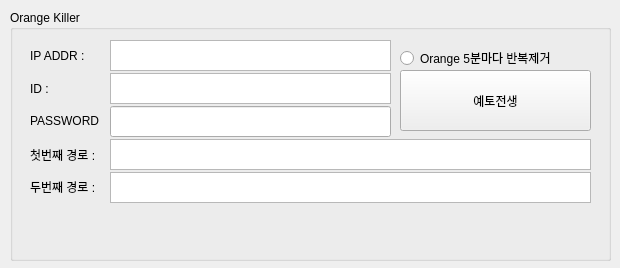
The window that frmMain_Test.ui (xzawed/DEV_PYTHON_CS) describes before a commit, drawn with Qt 5.
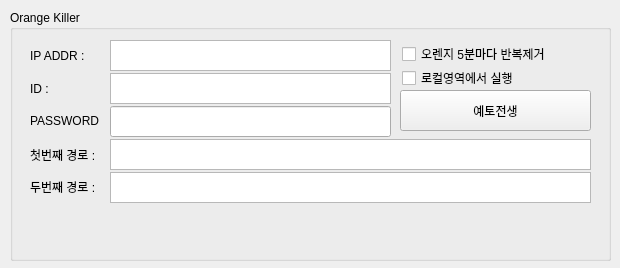
The same window after the commit. Icons and pictures are not drawn.

Patch:
```diff
--- a/frmMain_Test.ui
+++ b/frmMain_Test.ui
@@ -154,28 +154,15 @@
     <property name="geometry">
      <rect>
       <x>390</x>
-      <y>60</y>
+      <y>80</y>
       <width>191</width>
-      <height>61</height>
+      <height>41</height>
      </rect>
     </property>
     <property name="text">
      <string>예토전생</string>
     </property>
    </widget>
-   <widget class="QRadioButton" name="rdbRepeat">
-    <property name="geometry">
-     <rect>
-      <x>390</x>
-      <y>40</y>
-      <width>161</width>
-      <height>16</height>
-     </rect>
-    </property>
-    <property name="text">
-     <string>Orange 5분마다 반복제거</string>
-    </property>
-   </widget>
    <widget class="QLineEdit" name="lttHOSTPW">
     <property name="geometry">
      <rect>
@@ -195,6 +182,32 @@
      <enum>QLineEdit::Password</enum>
     </property>
    </widget>
+   <widget class="QCheckBox" name="chkRepeat">
+    <property name="geometry">
+     <rect>
+      <x>392</x>
+      <y>36</y>
+      <width>181</width>
+      <height>16</height>
+     </rect>
+    </property>
+    <property name="text">
+     <string>오렌지 5분마다 반복제거</string>
+    </property>
+   </widget>
+   <widget class="QCheckBox" name="chkLocal">
+    <property name="geometry">
+     <rect>
+      <x>392</x>
+      <y>60</y>
+      <width>181</width>
+      <height>16</height>
+     </rect>
+    </property>
+    <property name="text">
+     <string>로컬영역에서 실행</string>
+    </property>
+   </widget>
   </widget>
  </widget>
  <resources/>
```
Left out of the diff: 4 changed lines with no effect on the pictures.
